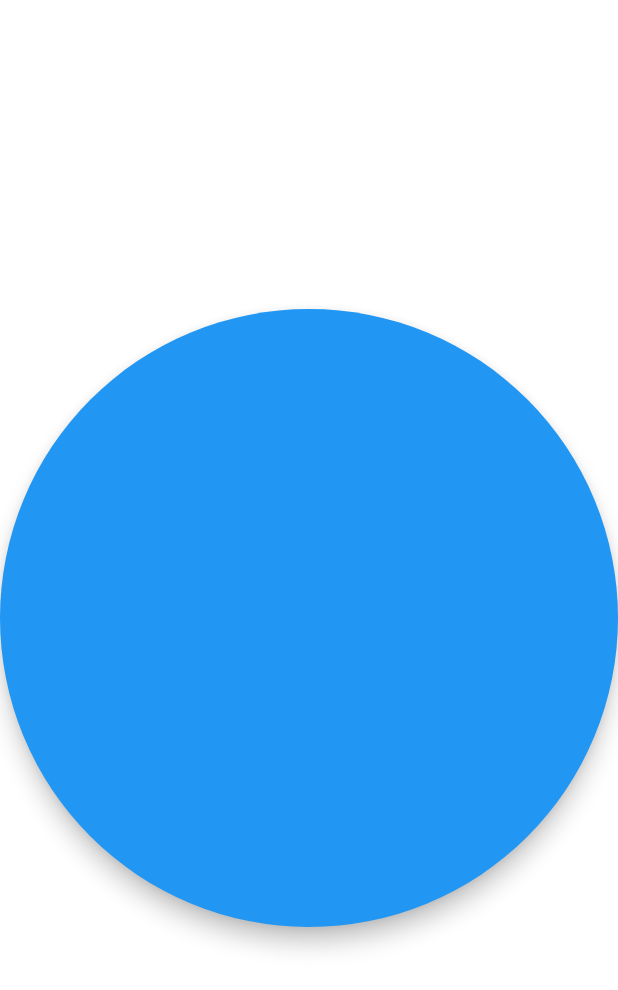
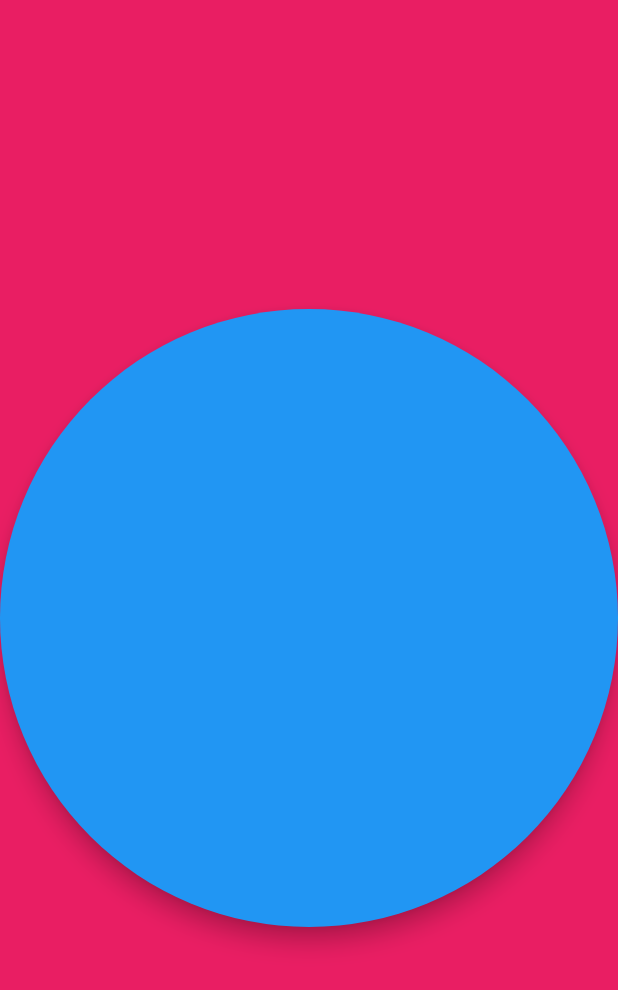
Before and after one commit to codetricity/color_bloc, a Flutter app: the screen it shows after launch, on a phone screen of 412 x 824 dp. Shown: the top 990 px of the screen. Run offline on Flutter 3.47's test engine with Material 2 defaults, Android fonts, the phone set to English and light mode, and no system bars; our stand-ins replace bloc, equatable, flutter_bloc.

Commit message:
completed tutorial

```diff
--- a/lib/main.dart
+++ b/lib/main.dart
@@ -14,13 +14,18 @@ class MyApp extends StatelessWidget {
   Widget build(BuildContext context) {
     return BlocProvider(
       create: (context) => ColorBloc(),
-      child: MaterialApp(home: BlocBuilder<ColorBloc, ColorState>(
-        builder: (context, state) {
-          return Container(
-            child: FloatingActionButton(onPressed: () {}),
-          );
-        },
-      )),
+      child: MaterialApp(
+          debugShowCheckedModeBanner: false,
+          home: BlocBuilder<ColorBloc, ColorState>(
+            builder: (context, state) {
+              return Container(
+                color: state.color,
+                child: FloatingActionButton(onPressed: () {
+                  context.read<ColorBloc>().add(ChangeColorEvent());
+                }),
+              );
+            },
+          )),
     );
   }
 }
```
Also changed, not shown: lib/blocs/color/color_bloc.dart (+9 -3 lines), docs/assets/screenshot.gif (added), 1 other file.
